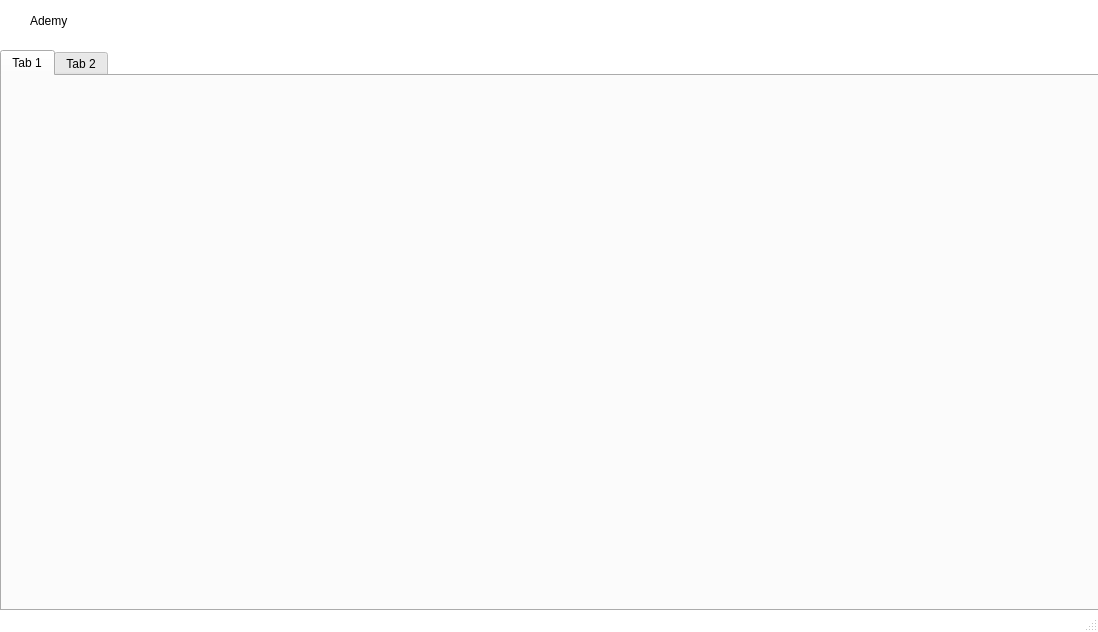
Qt form ui/mainwindow.ui (Jedybox/Ademy) before a commit.
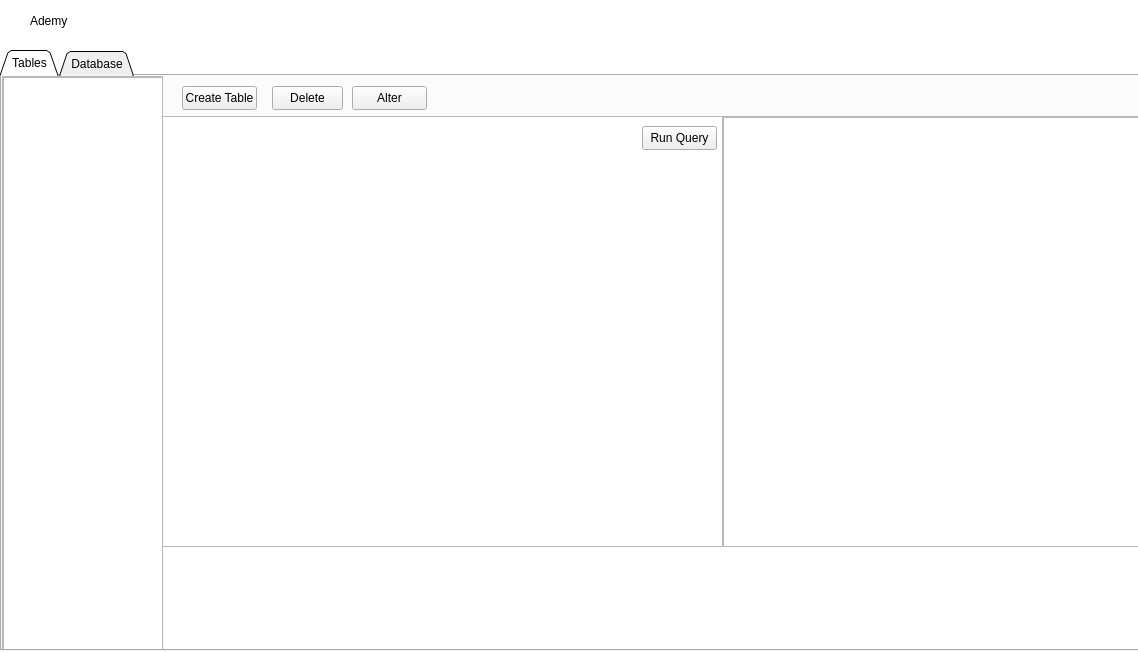
The same form after that commit.

Commit message: Refactor user management and update login dialog functionality

```diff
--- a/ui/mainwindow.ui
+++ b/ui/mainwindow.ui
@@ -2,16 +2,19 @@
 <ui version="4.0">
  <class>MainWindow</class>
  <widget class="QMainWindow" name="MainWindow">
+  <property name="enabled">
+   <bool>true</bool>
+  </property>
   <property name="geometry">
    <rect>
     <x>0</x>
     <y>0</y>
-    <width>1098</width>
-    <height>632</height>
+    <width>1138</width>
+    <height>653</height>
    </rect>
   </property>
   <property name="sizePolicy">
-   <sizepolicy hsizetype="Fixed" vsizetype="Fixed">
+   <sizepolicy hsizetype="Minimum" vsizetype="Minimum">
     <horstretch>0</horstretch>
     <verstretch>0</verstretch>
    </sizepolicy>
@@ -25,6 +28,18 @@
                 border-radius: 20px;
             }</string>
   </property>
+  <property name="animated">
+   <bool>false</bool>
+  </property>
+  <property name="documentMode">
+   <bool>false</bool>
+  </property>
+  <property name="tabShape">
+   <enum>QTabWidget::Rounded</enum>
+  </property>
+  <property name="dockNestingEnabled">
+   <bool>false</bool>
+  </property>
   <widget class="QWidget" name="centralwidget">
    <widget class="QLabel" name="label">
     <property name="geometry">
@@ -59,8 +74,8 @@
      <rect>
       <x>0</x>
       <y>50</y>
-      <width>1101</width>
-      <height>561</height>
+      <width>1141</width>
+      <height>601</height>
      </rect>
     </property>
     <property name="sizePolicy">
@@ -69,29 +84,165 @@
       <verstretch>0</verstretch>
      </sizepolicy>
     </property>
-    <widget class="QWidget" name="tab">
+    <property name="tabPosition">
+     <enum>QTabWidget::North</enum>
+    </property>
+    <property name="tabShape">
+     <enum>QTabWidget::Triangular</enum>
+    </property>
+    <property name="currentIndex">
+     <number>0</number>
+    </property>
+    <widget class="QWidget" name="querytab">
      <attribute name="title">
-      <string>Tab 1</string>
+      <string>Tables</string>
      </attribute>
+     <widget class="QScrollArea" name="scrollArea">
+      <property name="geometry">
+       <rect>
+        <x>0</x>
+        <y>0</y>
+        <width>161</width>
+        <height>581</height>
+       </rect>
+      </property>
+      <property name="widgetResizable">
+       <bool>true</bool>
+      </property>
+      <widget class="QWidget" name="scrollAreaWidgetContents">
+       <property name="geometry">
+        <rect>
+         <x>0</x>
+         <y>0</y>
+         <width>159</width>
+         <height>579</height>
+        </rect>
+       </property>
+       <widget class="QTableView" name="tableView">
+        <property name="geometry">
+         <rect>
+          <x>0</x>
+          <y>0</y>
+          <width>161</width>
+          <height>581</height>
+         </rect>
+        </property>
+       </widget>
+      </widget>
+     </widget>
+     <widget class="QPushButton" name="pushButton">
+      <property name="geometry">
+       <rect>
+        <x>180</x>
+        <y>10</y>
+        <width>75</width>
+        <height>24</height>
+       </rect>
+      </property>
+      <property name="text">
+       <string>Create Table</string>
+      </property>
+     </widget>
+     <widget class="QPushButton" name="pushButton_2">
+      <property name="geometry">
+       <rect>
+        <x>270</x>
+        <y>10</y>
+        <width>71</width>
+        <height>24</height>
+       </rect>
+      </property>
+      <property name="text">
+       <string>Delete</string>
+      </property>
+     </widget>
+     <widget class="QPushButton" name="pushButton_3">
+      <property name="geometry">
+       <rect>
+        <x>350</x>
+        <y>10</y>
+        <width>75</width>
+        <height>24</height>
+       </rect>
+      </property>
+      <property name="text">
+       <string>Alter</string>
+      </property>
+     </widget>
+     <widget class="QTextEdit" name="textEdit">
+      <property name="geometry">
+       <rect>
+        <x>160</x>
+        <y>470</y>
+        <width>981</width>
+        <height>111</height>
+       </rect>
+      </property>
+     </widget>
+     <widget class="QTextEdit" name="textEdit_2">
+      <property name="geometry">
+       <rect>
+        <x>160</x>
+        <y>40</y>
+        <width>561</width>
+        <height>431</height>
+       </rect>
+      </property>
+     </widget>
+     <widget class="QScrollArea" name="scrollArea_2">
+      <property name="geometry">
+       <rect>
+        <x>720</x>
+        <y>40</y>
+        <width>421</width>
+        <height>431</height>
+       </rect>
+      </property>
+      <property name="widgetResizable">
+       <bool>true</bool>
+      </property>
+      <widget class="QWidget" name="scrollAreaWidgetContents_2">
+       <property name="geometry">
+        <rect>
+         <x>0</x>
+         <y>0</y>
+         <width>419</width>
+         <height>429</height>
+        </rect>
+       </property>
+       <widget class="QTableWidget" name="tableWidget">
+        <property name="geometry">
+         <rect>
+          <x>0</x>
+          <y>0</y>
+          <width>421</width>
+          <height>431</height>
+         </rect>
+        </property>
+       </widget>
+      </widget>
+     </widget>
+     <widget class="QPushButton" name="pushButton_4">
+      <property name="geometry">
+       <rect>
+        <x>640</x>
+        <y>50</y>
+        <width>75</width>
+        <height>24</height>
+       </rect>
+      </property>
+      <property name="text">
+       <string>Run Query</string>
+      </property>
+     </widget>
     </widget>
     <widget class="QWidget" name="tab_2">
      <attribute name="title">
-      <string>Tab 2</string>
+      <string>Database</string>
      </attribute>
     </widget>
    </widget>
   </widget>
-  <widget class="QMenuBar" name="menuBar">
-   <property name="geometry">
-    <rect>
-     <x>0</x>
-     <y>0</y>
-     <width>1098</width>
-     <height>22</height>
-    </rect>
-   </property>
-  </widget>
-  <widget class="QStatusBar" name="statusbar"/>
  </widget>
  <resources/>
  <connections/>
```
Left out of the diff: 14 changed lines with no effect on the pictures. The commit also changes 5 other files.
